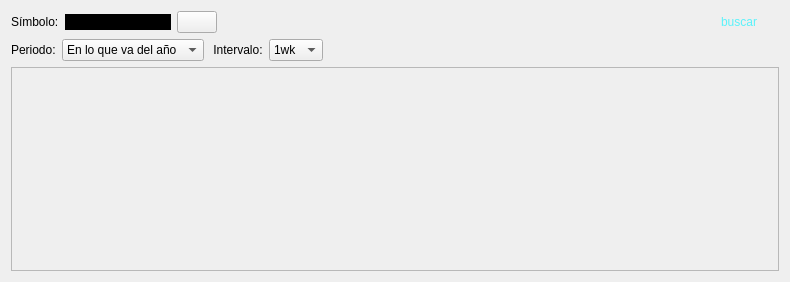
Old version of the form form.ui in the repository adnksharp/pySide6-market-data.
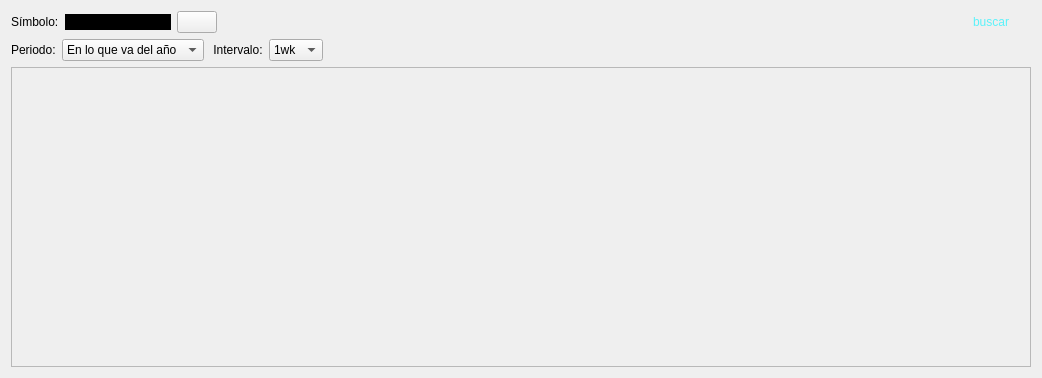
New version of the form. Icons and pictures are not drawn.

Diff of the .ui file:
```diff
--- a/form.ui
+++ b/form.ui
@@ -6,8 +6,8 @@
    <rect>
     <x>0</x>
     <y>0</y>
-    <width>790</width>
-    <height>282</height>
+    <width>1042</width>
+    <height>378</height>
    </rect>
   </property>
   <property name="windowTitle">
```
